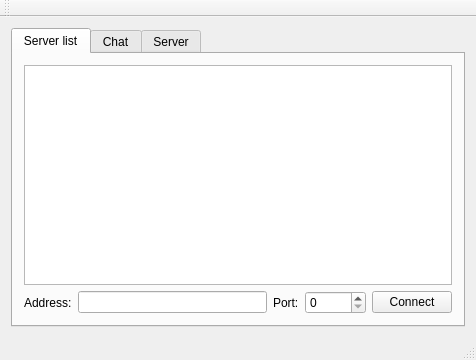
Qt form MainWindow.ui (lexanihrom/IsitMessenger) before a commit.
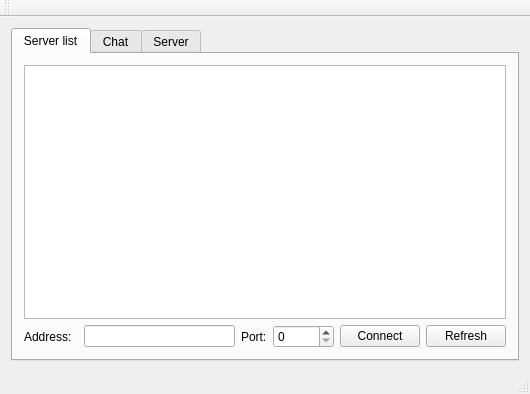
The same form after that commit. The open tabs and pages were chosen to show the change.

Commit message: Обновление списка серверов closes #15

What changed in the file:
```diff
--- a/MainWindow.ui
+++ b/MainWindow.ui
@@ -6,8 +6,8 @@
    <rect>
     <x>0</x>
     <y>0</y>
-    <width>476</width>
-    <height>360</height>
+    <width>530</width>
+    <height>394</height>
    </rect>
   </property>
   <property name="windowTitle">
@@ -28,19 +28,16 @@
         <string>Server list</string>
        </attribute>
        <layout class="QGridLayout" name="gridLayout_3">
-        <item row="1" column="1">
+        <item row="1" column="2">
          <widget class="QLineEdit" name="serverListAddress"/>
         </item>
-        <item row="1" column="4">
+        <item row="1" column="5">
          <widget class="QPushButton" name="serverListConnectButton">
           <property name="text">
            <string>Connect</string>
           </property>
          </widget>
         </item>
-        <item row="0" column="0" colspan="5">
-         <widget class="QListWidget" name="serverListList"/>
-        </item>
         <item row="1" column="0">
          <widget class="QLabel" name="label_2">
           <property name="text">
@@ -49,19 +46,29 @@
          </widget>
         </item>
         <item row="1" column="3">
+         <widget class="QLabel" name="label_3">
+          <property name="text">
+           <string>Port:</string>
+          </property>
+         </widget>
+        </item>
+        <item row="1" column="4">
          <widget class="QSpinBox" name="serverListPort">
           <property name="maximum">
            <number>65535</number>
           </property>
          </widget>
         </item>
-        <item row="1" column="2">
-         <widget class="QLabel" name="label_3">
+        <item row="1" column="6">
+         <widget class="QPushButton" name="serverListRefreshButton">
           <property name="text">
-           <string>Port:</string>
+           <string>Refresh</string>
           </property>
          </widget>
         </item>
+        <item row="0" column="0" colspan="7">
+         <widget class="QListWidget" name="serverListList"/>
+        </item>
        </layout>
       </widget>
       <widget class="QWidget" name="tab">
```
Left out of the diff: 6 changed lines with no effect on the pictures. The commit also changes 2 other files.
